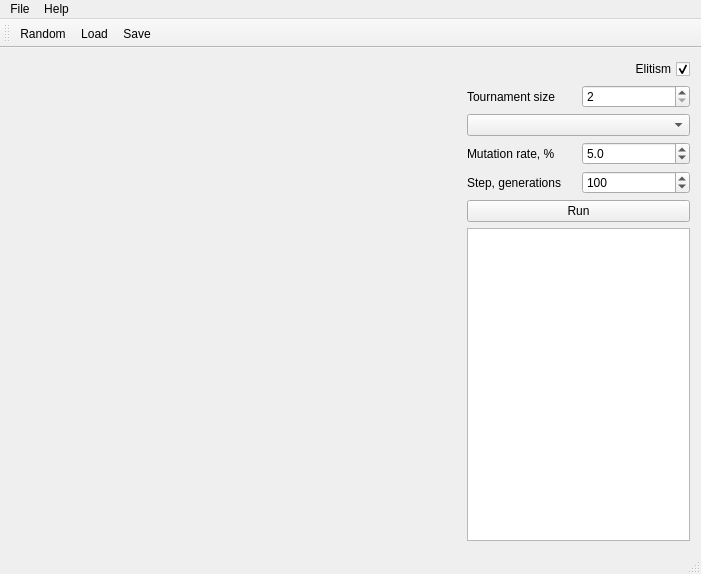
This is mainwindow.ui in HungryZerg/SalesmanGenetic as Qt 5 draws it before an edit. The edited form follows.
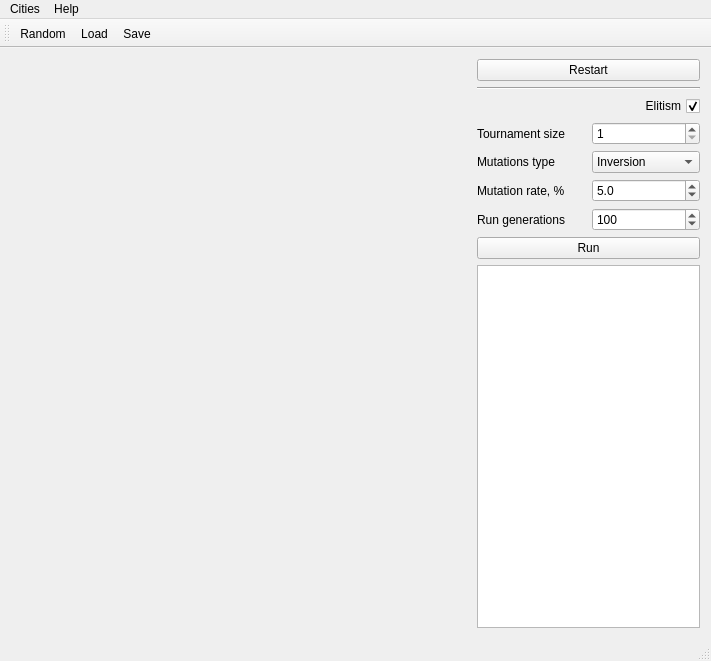
This is the edited form. Icons and pictures are not drawn. Custom widgets are drawn as their Qt base class.

The edit to the form file:
```diff
--- a/mainwindow.ui
+++ b/mainwindow.ui
@@ -6,8 +6,8 @@
    <rect>
     <x>0</x>
     <y>0</y>
-    <width>701</width>
-    <height>574</height>
+    <width>711</width>
+    <height>661</height>
    </rect>
   </property>
   <property name="windowTitle">
@@ -52,10 +52,24 @@
        </layout>
       </item>
       <item>
-       <layout class="QVBoxLayout" name="verticalLayout_3" stretch="0,1,0,0">
+       <layout class="QVBoxLayout" name="verticalLayout_3" stretch="0,0,0,1,0,0">
         <property name="sizeConstraint">
          <enum>QLayout::SetFixedSize</enum>
         </property>
+        <item>
+         <widget class="QPushButton" name="repopulateButton">
+          <property name="text">
+           <string>Restart</string>
+          </property>
+         </widget>
+        </item>
+        <item>
+         <widget class="Line" name="line">
+          <property name="orientation">
+           <enum>Qt::Horizontal</enum>
+          </property>
+         </widget>
+        </item>
         <item>
          <layout class="QHBoxLayout" name="horizontalLayout_6">
           <item>
@@ -87,14 +101,46 @@
             <item>
              <widget class="QSpinBox" name="tournamentSpinBox">
               <property name="minimum">
-               <number>2</number>
+               <number>1</number>
               </property>
              </widget>
             </item>
            </layout>
           </item>
           <item>
-           <widget class="QComboBox" name="comboBox"/>
+           <layout class="QHBoxLayout" name="horizontalLayout_7">
+            <item>
+             <widget class="QLabel" name="mutTypeLabel">
+              <property name="text">
+               <string>Mutations type</string>
+              </property>
+             </widget>
+            </item>
+            <item>
+             <widget class="QComboBox" name="mutTypeComboBox">
+              <item>
+               <property name="text">
+                <string>Inversion</string>
+               </property>
+              </item>
+              <item>
+               <property name="text">
+                <string>Insertion</string>
+               </property>
+              </item>
+              <item>
+               <property name="text">
+                <string>Swap two</string>
+               </property>
+              </item>
+              <item>
+               <property name="text">
+                <string>Swap three</string>
+               </property>
+              </item>
+             </widget>
+            </item>
+           </layout>
           </item>
           <item>
            <layout class="QHBoxLayout" name="horizontalLayout_2">
@@ -128,7 +174,7 @@
             <item>
              <widget class="QLabel" name="stepLabel">
               <property name="text">
-               <string>Step, generations</string>
+               <string>Run generations</string>
               </property>
              </widget>
             </item>
@@ -189,13 +235,13 @@
     <rect>
      <x>0</x>
      <y>0</y>
-     <width>701</width>
-     <height>18</height>
+     <width>711</width>
+     <height>19</height>
     </rect>
    </property>
    <widget class="QMenu" name="menuFile">
     <property name="title">
-     <string>File</string>
+     <string>Cities</string>
     </property>
     <addaction name="actionRandom_Initialization"/>
     <addaction name="actionLoad"/>
```
